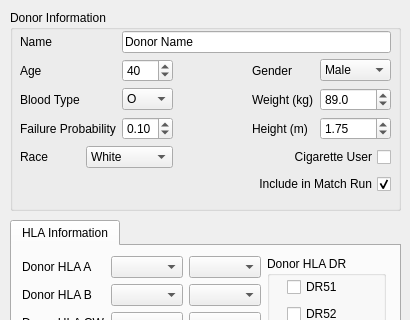
Qt form KPDGUI/DialogDonor.ui (mathieubray/KPDGUI) before a commit; both pictures show x 0 to 410 and y 0 to 320 of the 410 by 559 pixel window.
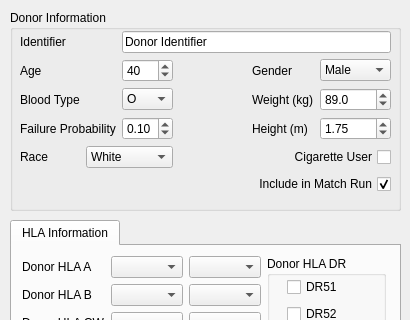
The same form after that commit.

Diff of the .ui file:
```diff
--- a/KPDGUI/DialogDonor.ui
+++ b/KPDGUI/DialogDonor.ui
@@ -50,7 +50,7 @@
      <item row="0" column="0">
       <widget class="QLabel" name="donorNameLabel">
        <property name="text">
-        <string>Name</string>
+        <string>Identifier</string>
        </property>
       </widget>
      </item>
@@ -282,7 +282,7 @@
      <item row="0" column="2" colspan="4">
       <widget class="QLineEdit" name="donorNameLineEdit">
        <property name="text">
-        <string>Donor Name</string>
+        <string>Donor Identifier</string>
        </property>
       </widget>
      </item>
```
